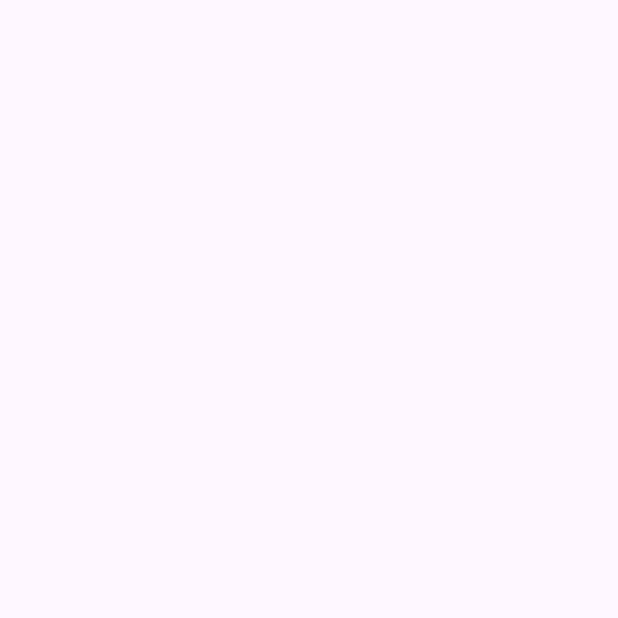
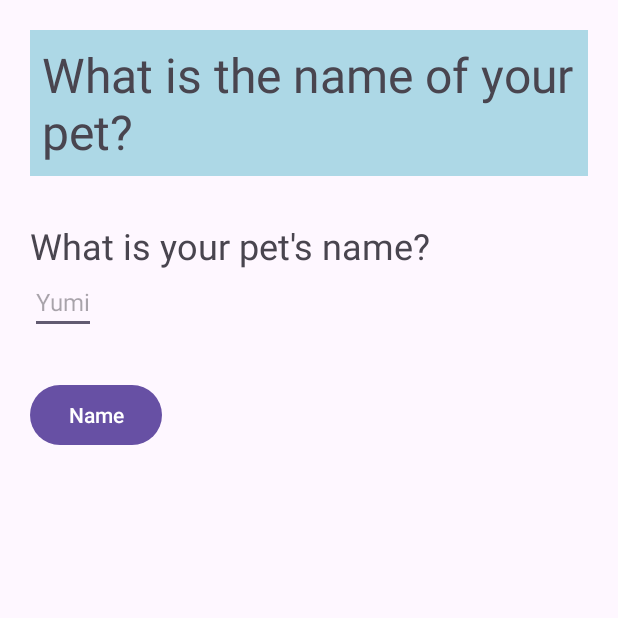
Before and after one commit to kuihua/IAT359-Project, an Android app: the Naming screen opened directly, with no data from a screen before it, on a phone screen of 412 x 824 dp, the top half of it. Before the commit the part shown is empty. Run offline under Robolectric (Android 15) with nearby library versions, the phone set to English and light mode, and no system bars.

Commit message:
naming activity

```diff
--- a/IAT359_Project/app/src/main/java/com/example/iat359_project/Naming.java
+++ b/IAT359_Project/app/src/main/java/com/example/iat359_project/Naming.java
@@ -3,12 +3,43 @@ package com.example.iat359_project;
 import androidx.appcompat.app.AppCompatActivity;
 
 import android.os.Bundle;
+import android.app.Activity;
+import android.content.Context;
+import android.content.Intent;
+import android.content.SharedPreferences;
+import android.view.View;
+import android.widget.EditText;
+import android.widget.Toast;
 
 public class Naming extends AppCompatActivity {
 
+    EditText petNameEdit;
+    boolean rename=false;
+    public static final String DEFAULT = "";
     @Override
     protected void onCreate(Bundle savedInstanceState) {
         super.onCreate(savedInstanceState);
         setContentView(R.layout.activity_naming);
-    }
-}
+
+        SharedPreferences sharedPrefs = getSharedPreferences("MyData", Context.MODE_PRIVATE);
+        String username = sharedPrefs.getString("username", DEFAULT);
+        if (!username.equals(DEFAULT) && rename==false) {
+            Intent i = new Intent(this, MainActivity.class);
+            startActivity(i);
+        }
+
+        petNameEdit = (EditText)findViewById(R.id.petNameEdit);
+    }//end of onCreate
+
+    public void name (View view){
+        rename=false;
+        SharedPreferences sharedPrefs = getSharedPreferences("MyData", Context.MODE_PRIVATE);
+        SharedPreferences.Editor editor = sharedPrefs.edit();
+        editor.putString("petName", petNameEdit.getText().toString());
+        Toast.makeText(this, "Your pet's name was saved to Preferences", Toast.LENGTH_LONG).show();
+        editor.commit();
+        Intent intent= new Intent(this, MainActivity.class);
+        startActivity(intent);
+    }//end of naming the pet
+
+}//end of activity
--- a/IAT359_Project/app/src/main/res/layout/activity_naming.xml
+++ b/IAT359_Project/app/src/main/res/layout/activity_naming.xml
@@ -1,9 +1,43 @@
 <?xml version="1.0" encoding="utf-8"?>
-<androidx.constraintlayout.widget.ConstraintLayout xmlns:android="http://schemas.android.com/apk/res/android"
-    xmlns:app="http://schemas.android.com/apk/res-auto"
-    xmlns:tools="http://schemas.android.com/tools"
-    android:layout_width="match_parent"
+<RelativeLayout xmlns:android="http://schemas.android.com/apk/res/android"
+    xmlns:tools="http://schemas.android.com/tools" android:layout_width="match_parent"
+    android:padding="20dp"
     android:layout_height="match_parent"
-    tools:context=".Naming">
+    tools:context=".MainActivity">
 
-</androidx.constraintlayout.widget.ConstraintLayout>
+    <TextView
+        android:id="@+id/namingTextView"
+        android:layout_width="match_parent"
+        android:layout_height="wrap_content"
+        android:layout_marginBottom="30dp"
+        android:textSize="32dp"
+        android:padding="8dp"
+        android:background="#ADD8E6"
+        android:text="What is the name of your pet?" />
+
+    <TextView
+        android:id="@+id/petNameTextView"
+        android:layout_width="wrap_content"
+        android:layout_height="wrap_content"
+        android:layout_below="@id/namingTextView"
+        android:textSize="24dp"
+        android:text="What is your pet's name?" />
+
+    <EditText
+        android:id="@+id/petNameEdit"
+        android:layout_width="wrap_content"
+        android:layout_height="wrap_content"
+        android:layout_below="@id/petNameTextView"
+        android:textSize="16dp"
+        android:hint="Yumi" />
+
+    <Button
+        android:id="@+id/registerButton"
+        android:layout_width="wrap_content"
+        android:layout_height="wrap_content"
+        android:text="Name"
+        android:layout_below="@id/petNameEdit"
+        android:layout_marginTop="30dp"
+        android:onClick="name" />
+
+</RelativeLayout>
```
